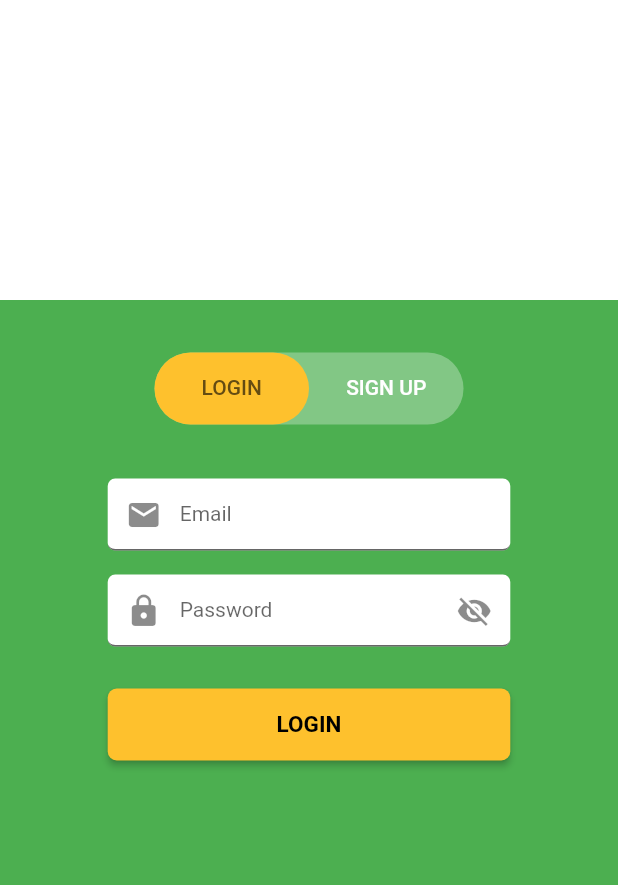
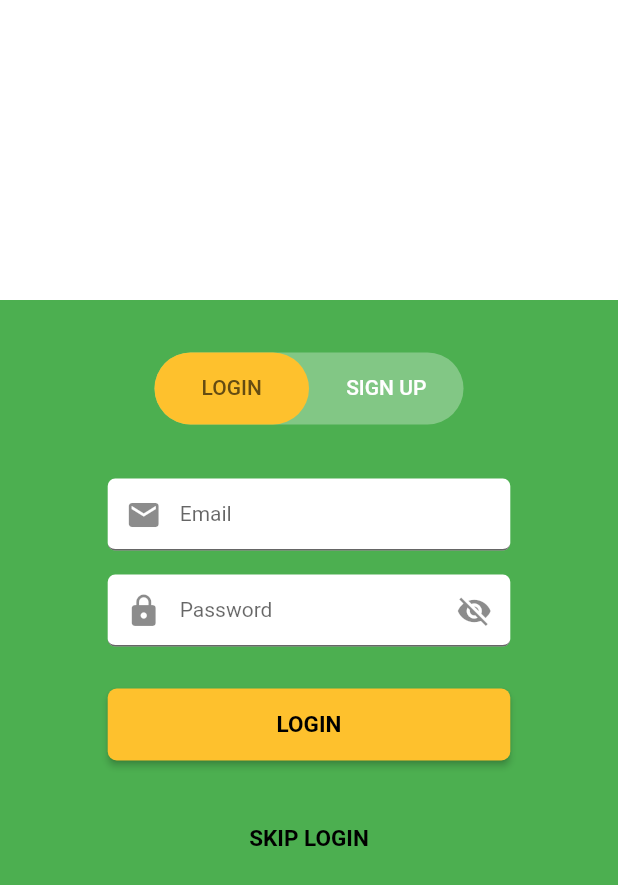
Before and after one commit to comp90018-2020/smart-broccoli, a Flutter app: the screen it shows after launch, on a phone screen of 412 x 824 dp. Shown: the top 885 px of the screen. Run offline on Flutter 3.47's test engine with Material 2 defaults, Android fonts, the phone set to English and light mode, and no system bars; our stand-ins replace shared_preferences, tuple.

Commit message:
Add "skip login" button

```diff
--- a/lib/src/auth/login.dart
+++ b/lib/src/auth/login.dart
@@ -97,6 +97,18 @@ class _LoginState extends State<Login> {
               //   ),
               //   onPressed: _passwordReset,
               // )
+
+              // Join without registering button
+              Padding(
+                padding: const EdgeInsets.only(top: 20, bottom: 8),
+                child: SizedBox(
+                  width: double.infinity,
+                  child: MaterialButton(
+                    child: const Text('SKIP LOGIN'),
+                    onPressed: _joinAsParticipant,
+                  ),
+                ),
+              ),
             ],
           ),
         ),
@@ -108,4 +120,8 @@ class _LoginState extends State<Login> {
     print("Login pressed");
     print("${_emailController.text} ${_passwordController.text}");
   }
+
+  void _joinAsParticipant() {
+    print("Join as participant");
+  }
 }
```
